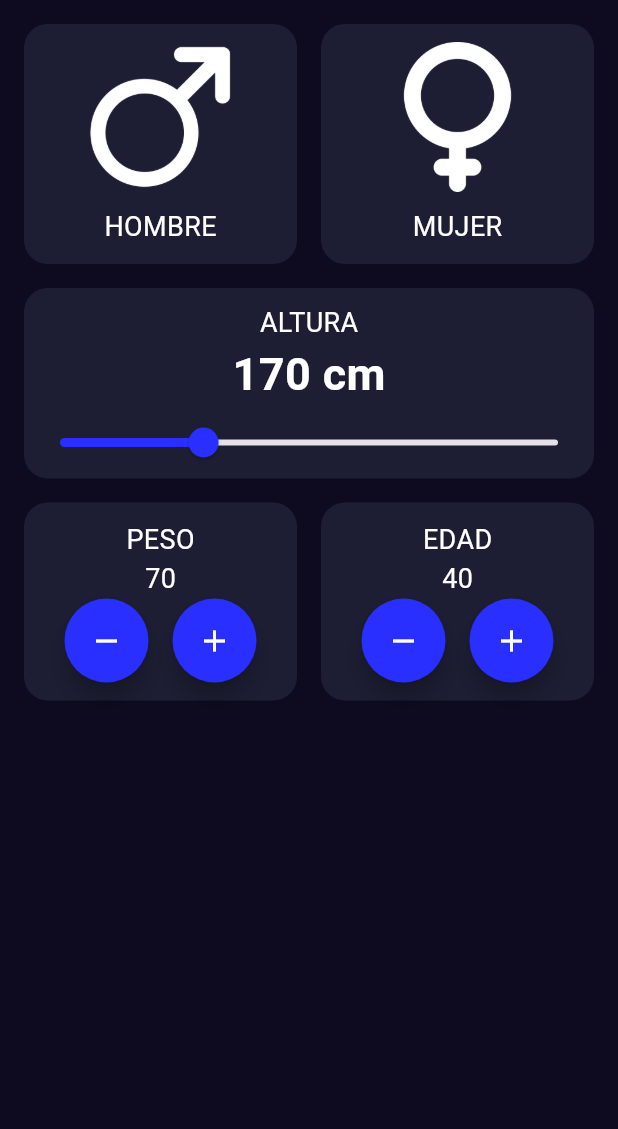
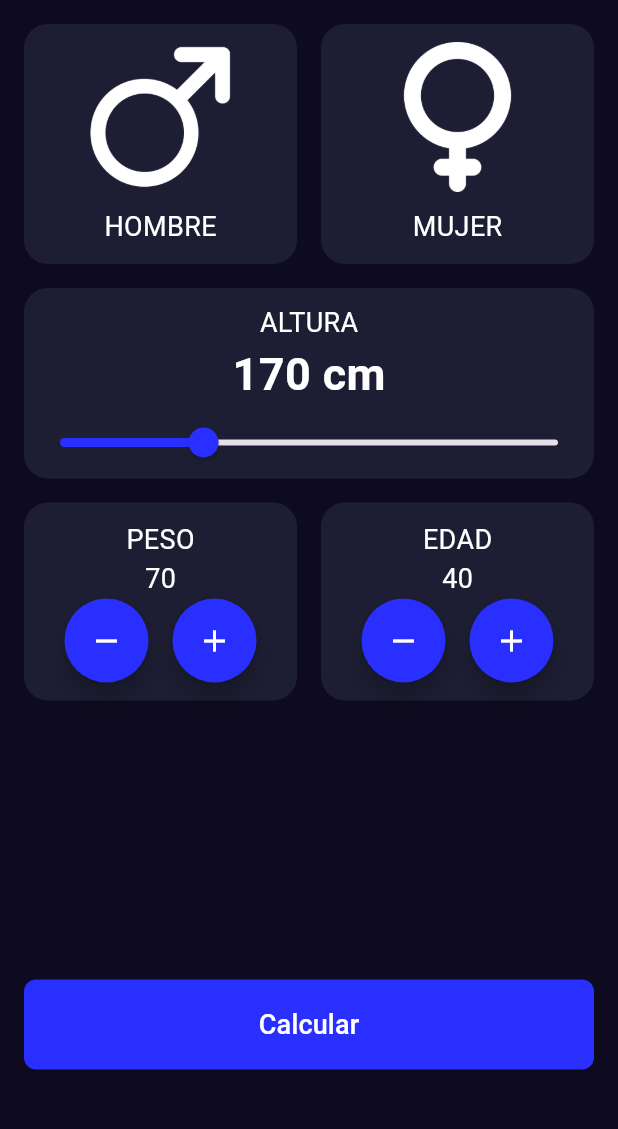
Before and after one commit to pascual214/basics_flutter, a Flutter app: the screen it shows after launch, on a phone screen of 412 x 824 dp, the part 84-1213 px from its top. Run offline on Flutter 3.47's test engine with Material 3 defaults, Android fonts, the light colour scheme and no system bars.

Commit message:
Navegación entre páginas

```diff
--- a/imc_calculator/lib/components/height_selector.dart
+++ b/imc_calculator/lib/components/height_selector.dart
@@ -3,14 +3,20 @@ import 'package:imc_calculator/core/app_color.dart';
 import 'package:imc_calculator/core/text_styles.dart';
 
 class HeightSelector extends StatefulWidget {
-  const HeightSelector({super.key});
+  final double selectedHeight;
+  final Function(double) onHeightChange;
+
+  const HeightSelector({
+    super.key,
+    required this.selectedHeight,
+    required this.onHeightChange,
+  });
 
   @override
   State<HeightSelector> createState() => _HeightSelectorState();
 }
 
 class _HeightSelectorState extends State<HeightSelector> {
-  double height = 170; // Altura inicial
 
   @override
   Widget build(BuildContext context) {
@@ -19,28 +25,32 @@ class _HeightSelectorState extends State<HeightSelector> {
       child: Container(
         decoration: BoxDecoration(
           color: AppColor.backgroundComponent,
-          borderRadius: BorderRadius.circular(16)
+          borderRadius: BorderRadius.circular(16),
         ),
         child: Padding(
           padding: const EdgeInsets.only(top: 10),
           child: Column(
             children: [
-              Text("Altura".toUpperCase(), style: TextStyles.bodyText,),
-              Text("${height.toStringAsFixed(0)} cm", style: TextStyle(
+              Text("Altura".toUpperCase(), style: TextStyles.bodyText),
+              Text(
+                "${widget.selectedHeight.toStringAsFixed(0)} cm",
+                style: TextStyle(
                   color: Colors.white,
                   fontSize: 30,
-                fontWeight: FontWeight.bold
-              )),
-              Slider(value: height, onChanged: (value) {
-                 setState(() {
-                   height = value;
-                 });
+                  fontWeight: FontWeight.bold,
+                ),
+              ),
+              Slider(
+                value: widget.selectedHeight,
+                onChanged: (newHeight) {
+                  widget.onHeightChange(newHeight);
                 },
                 min: 150,
                 max: 220,
                 divisions: 70,
-              label: "${height.toStringAsFixed(0)}",
-              activeColor: AppColor.primary,)
+                label: "${widget.selectedHeight.toStringAsFixed(0)}",
+                activeColor: AppColor.primary,
+              ),
             ],
           ),
         ),
--- a/imc_calculator/lib/components/number_selector.dart
+++ b/imc_calculator/lib/components/number_selector.dart
@@ -38,6 +38,7 @@ class _NumberSelectorState extends State<NumberSelector> {
               mainAxisAlignment: MainAxisAlignment.center,
               children: [
                 FloatingActionButton(
+                  heroTag: null,
                   onPressed: () {
                     widget.onDecrement();
                   },
@@ -48,6 +49,7 @@ class _NumberSelectorState extends State<NumberSelector> {
                 ),
                 SizedBox(width: 16),
                 FloatingActionButton(
+                  heroTag: null,
                   onPressed: () {
                     widget.onIncrement();
                   },
--- a/imc_calculator/lib/screens/imc_home_screen.dart
+++ b/imc_calculator/lib/screens/imc_home_screen.dart
@@ -2,6 +2,9 @@ import 'package:flutter/material.dart';
 import 'package:imc_calculator/components/gender_selector.dart';
 import 'package:imc_calculator/components/height_selector.dart';
 import 'package:imc_calculator/components/number_selector.dart';
+import 'package:imc_calculator/core/app_color.dart';
+import 'package:imc_calculator/core/text_styles.dart';
+import 'package:imc_calculator/screens/imc_result_screen.dart';
 
 class ImcHomeScreen extends StatefulWidget {
   const ImcHomeScreen({super.key});
@@ -13,13 +16,21 @@ class ImcHomeScreen extends StatefulWidget {
 class _ImcHomeScreenState extends State<ImcHomeScreen> {
   int selectedAge = 40;
   int selectedWeight = 70;
+  double selectedHeight = 170;
 
   @override
   Widget build(BuildContext context) {
     return Column(
       children: [
         GenderSelector(),
-        HeightSelector(),
+        HeightSelector(
+          selectedHeight: selectedHeight,
+          onHeightChange: (newHeight) {
+            setState(() {
+              selectedHeight = newHeight;
+            });
+          },
+        ),
         Padding(
           padding: const EdgeInsets.all(16),
           child: Row(
@@ -60,6 +71,34 @@ class _ImcHomeScreenState extends State<ImcHomeScreen> {
             ],
           ),
         ),
+        Spacer(),
+        Padding(
+          padding: const EdgeInsets.only(bottom: 55, right: 16, left: 16),
+          child: SizedBox(
+            height: 60,
+            width: double.infinity,
+            child: ElevatedButton(
+              onPressed: () {
+                Navigator.push(
+                  context,
+                  MaterialPageRoute(builder: (context) => ImcResultScreen(
+                    height: selectedHeight,
+                    weight: selectedWeight,
+                  )),
+                );
+              },
+              style: ButtonStyle(
+                shape: WidgetStateProperty.all(
+                  RoundedRectangleBorder(
+                    borderRadius: BorderRadius.circular(8),
+                  ),
+                ),
+                backgroundColor: WidgetStateProperty.all(AppColor.primary),
+              ),
+              child: Text("Calcular", style: TextStyles.bodyText),
+            ),
+          ),
+        ),
       ],
     );
   }
```
Also changed, not shown: imc_calculator/lib/screens/imc_result_screen.dart (added, +23 -0 lines). Lines whose indentation alone changed are shown as unchanged.
